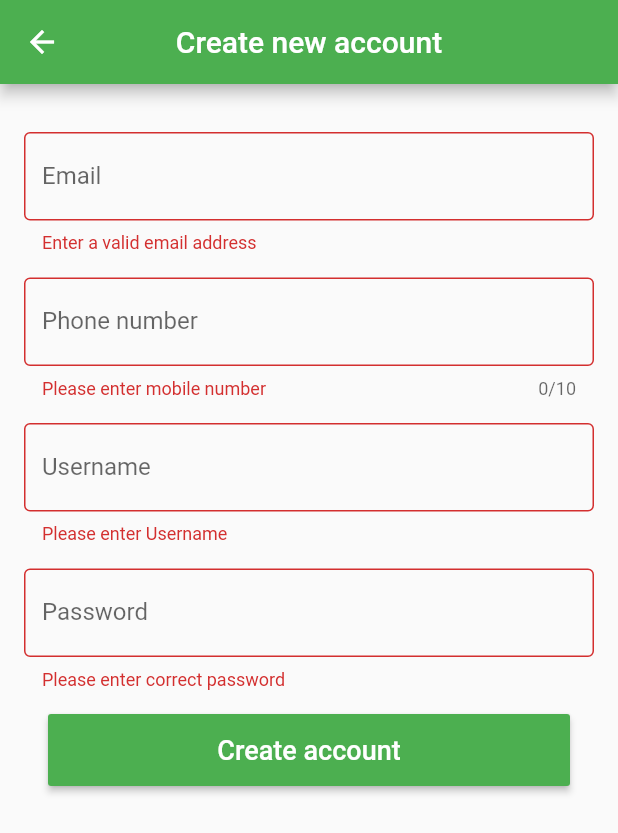
After one commit to Blaze4235/StorMi, a Flutter app: the RegPage screen opened directly, after a tap on "Create account", on a phone screen of 412 x 824 dp. The commit adds this screen. Shown: the top 833 px of the screen. Run offline on Flutter 3.47's test engine with Material 2 defaults, Android fonts, the phone set to English and light mode, and no system bars; our stand-ins replace sliding_up_panel.

Commit message:
Added reg page with validation

```diff
--- /dev/null
+++ b/lib/constants/validator.dart
@@ -0,0 +1,48 @@
+class Validator {
+  static String? validateEmail(String? value) {
+    String pattern =
+        r"^[a-zA-Z0-9.!#$%&'*+/=?^_`{|}~-]+@[a-zA-Z0-9](?:[a-zA-Z0-9-]"
+        r"{0,253}[a-zA-Z0-9])?(?:\.[a-zA-Z0-9](?:[a-zA-Z0-9-]"
+        r"{0,253}[a-zA-Z0-9])?)*$";
+    RegExp regex = RegExp(pattern);
+    if (value == null || value.isEmpty || !regex.hasMatch(value))
+      return 'Enter a valid email address';
+    return null;
+  }
+
+  static String? validateMobile(String value) {
+    String patttern = r'(^(?:[+0]9)?[0-9]{10,12}$)';
+    RegExp regExp = new RegExp(patttern);
+    if (value.length == 0) {
+      return 'Please enter mobile number';
+    }
+    else if (!regExp.hasMatch(value)) {
+      return 'Please enter valid mobile number';
+    }
+    return null;
+  }
+
+  static String? validateUserName(String value) {
+    String patttern = r'(^[a-z]{3,10}$)';
+    RegExp regExp = new RegExp(patttern);
+    if (value.length == 0) {
+      return 'Please enter Username';
+    }
+    else if (!regExp.hasMatch(value)) {
+      return 'Please enter valid Username';
+    }
+    return null;
+  }
+
+  static String? validatePassword(String value) {
+    String patttern = r'(^(?=.*[a-z])(?=.*[A-Z])(?=.*\d)[a-zA-Z\d]{8,}$)';
+    RegExp regExp = new RegExp(patttern);
+    if (value.length == 0) {
+      return 'Please enter correct password';
+    }
+    else if (!regExp.hasMatch(value)) {
+      return 'Please enter correct password';
+    }
+    return null;
+  }
+}
--- a/lib/screens/AuthPage/auth_page.dart
+++ b/lib/screens/AuthPage/auth_page.dart
@@ -1,6 +1,7 @@
 import 'package:flutter/cupertino.dart';
 import 'package:flutter/material.dart';
 import 'package:sliding_up_panel/sliding_up_panel.dart';
+import 'package:stor_mi/screens/RegistrationPage/reg_page.dart';
 
 class AuthPage extends StatelessWidget {
   const AuthPage({Key? key}) : super(key: key);
@@ -115,12 +116,17 @@ class AuthPage extends StatelessWidget {
                         mainAxisAlignment: MainAxisAlignment.spaceAround,
                         children: [
                           CupertinoButton(
-                              child: Text("I dont`t have account",
-                              style: TextStyle(fontSize: 14),),
-                              onPressed: () {}),
+                              child: Text(
+                                "I dont`t have account",
+                                style: TextStyle(fontSize: 14),
+                              ),
+                              onPressed: () {
+                                Navigator.of(context).push(MaterialPageRoute(
+                                    builder: (context) => RegPage()));
+                              }),
                           CupertinoButton(
                               child: Text("Forgot Password?",
-                              style: TextStyle(fontSize: 14)),
+                                  style: TextStyle(fontSize: 14)),
                               onPressed: () {}),
                         ],
                       )
--- /dev/null
+++ b/lib/screens/RegistrationPage/reg_page.dart
@@ -0,0 +1,128 @@
+import 'package:flutter/cupertino.dart';
+import 'package:flutter/material.dart';
+import 'package:stor_mi/constants/validator.dart';
+
+final _emailKey = GlobalKey<FormState>();
+TextEditingController emailController = TextEditingController();
+TextEditingController phoneNumberController = TextEditingController();
+TextEditingController usernameController = TextEditingController();
+TextEditingController passwordController = TextEditingController();
+
+class RegPage extends StatelessWidget {
+  const RegPage({Key? key}) : super(key: key);
+
+  @override
+  Widget build(BuildContext context) {
+    return Scaffold(
+      appBar: AppBar(
+        backgroundColor: Colors.green,
+        title: Text("Create new account", textAlign: TextAlign.center,),
+        centerTitle: true,
+      ),
+      body: Material(
+    child: SingleChildScrollView(
+      child: Padding(
+        padding: const EdgeInsets.all(16.0),
+        child: Row(
+          mainAxisSize: MainAxisSize.max,
+          mainAxisAlignment: MainAxisAlignment.center,
+          children: [
+            Form(
+              key: _emailKey,
+              child: Column(
+                children: [
+                  SizedBox(
+                    height: 16,
+                  ),
+                  Container(
+                    width: MediaQuery.of(context).size.width - 32,
+                    child: TextFormField(
+                      controller: emailController,
+                        validator: (value) => Validator.validateEmail(value),
+                        decoration: InputDecoration(
+                          border: OutlineInputBorder(),
+                          hintText: "Email",
+                          label: Text('Email'),
+                        )),
+                  ),
+                  SizedBox(
+                    height: 16,
+                  ),
+                  Container(
+                    width: MediaQuery.of(context).size.width - 32,
+                    child: TextFormField(
+                      validator: (value) => Validator.validateMobile(value!),
+                        maxLength: 10,
+                        keyboardType: TextInputType.number,
+                        decoration: InputDecoration(
+                          prefixText: "+38",
+                          border: OutlineInputBorder(),
+                          // hintText: "Phone number",
+                          label: Text('Phone number'),
+                        )),
+                  ),
+                  SizedBox(
+                    height: 16,
+                  ),
+                  Container(
+                    width: MediaQuery.of(context).size.width - 32,
+                    child: TextFormField(
+                      validator: (value) => Validator.validateUserName(value!),
+                        decoration: InputDecoration(
+                          border: OutlineInputBorder(),
+                          hintText: "Username",
+                          label: Text('Username'),
+                        )),
+                  ),
+                  SizedBox(
+                    height: 16,
+                  ),
+                  Container(
+                    width: MediaQuery.of(context).size.width - 32,
+                    child: TextFormField(
+                        obscureText: true,
+                        validator: (value) => Validator.validatePassword(value!),
+                        decoration: InputDecoration(
+                          border: OutlineInputBorder(),
+                          hintText: "Password",
+                          label: Text('Password'),
+                        )),
+                  ),
+                  SizedBox(
+                    height: 16,
+                  ),
+                  Container(
+                    height: 48,
+                    width: MediaQuery.of(context).size.width - 64,
+                    child: RaisedButton(
+                      color: Colors.green,
+                      onPressed: () {
+                          // Validate returns true if the form is valid, or false otherwise.
+                          if (_emailKey.currentState!.validate()) {
+                            // If the form is valid, display a snackbar. In the real world,
+                            // you'd often call a server or save the information in a database.
+                            ScaffoldMessenger.of(context).showSnackBar(
+                              const SnackBar(content: Text('Processing Data')),
+                            );
+                          }
+                      },
+                      child: Text(
+                        'Create account',
+                        style: TextStyle(
+                          color: Colors.white,
+                          fontSize: 18,
+                        ),
+                      ),
+                    ),
+                  ),
+                ],
+              ),
+            ),
+          ],
+        ),
+      ),
+    ),
+    ),
+    );
+  }
+}
```
